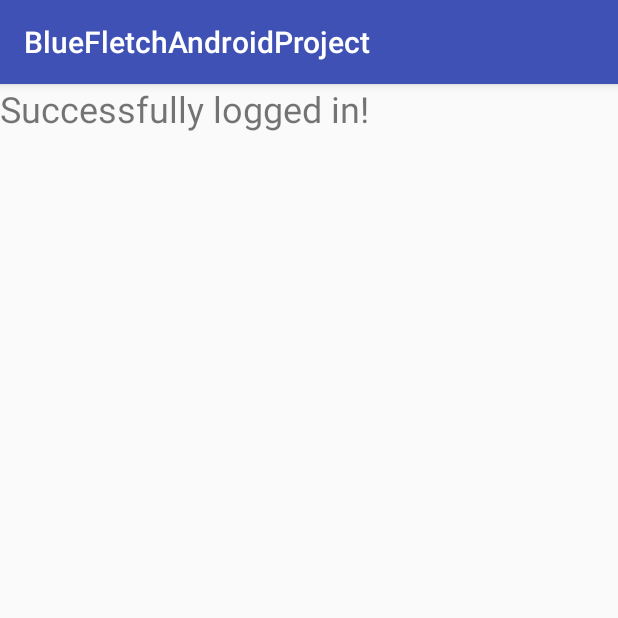
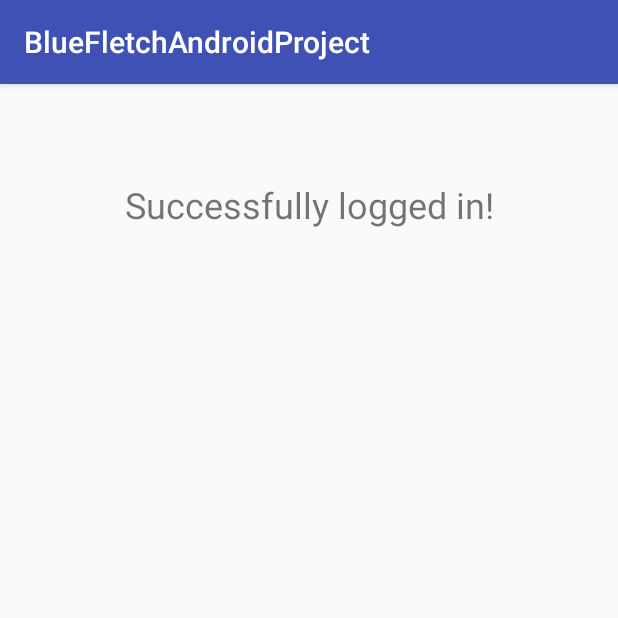
Before and after one commit to ajmeyers/BlueFletchAssignment, an Android app: the AppActivity screen opened directly, with no data from a screen before it, on a phone screen of 412 x 824 dp, the top half of it. Run offline under Robolectric (Android 15) with nearby library versions, the phone set to English and light mode, and no system bars.

Commit message:
Testing 1st Build

```diff
--- a/app/src/main/java/com/example/bluefletchandroidproject/MainActivity.java
+++ b/app/src/main/java/com/example/bluefletchandroidproject/MainActivity.java
@@ -26,7 +26,7 @@ public class MainActivity extends AppCompatActivity {
         Info = (TextView)findViewById(R.id.tvInfo);
         Login = (Button)findViewById(R.id.btnLogin);
 
-        Info.setText("No. of attemps remaining: 5");
+        Info.setText("No. of attempts remaining: 5");
 
         /* Setting up Listener for Login button */
         Login.setOnClickListener(new View.OnClickListener() {
--- a/app/src/main/res/layout/activity_app.xml
+++ b/app/src/main/res/layout/activity_app.xml
@@ -10,8 +10,13 @@
         android:id="@+id/textView"
         android:layout_width="wrap_content"
         android:layout_height="wrap_content"
+        android:layout_marginEnd="8dp"
+        android:layout_marginStart="8dp"
+        android:layout_marginTop="64dp"
         android:text="Successfully logged in!"
         android:textSize="24sp"
-        tools:layout_editor_absoluteX="71dp"
-        tools:layout_editor_absoluteY="73dp" />
+        app:layout_constraintEnd_toEndOf="parent"
+        app:layout_constraintHorizontal_bias="0.504"
+        app:layout_constraintStart_toStartOf="parent"
+        app:layout_constraintTop_toTopOf="parent" />
 </android.support.constraint.ConstraintLayout>
--- a/app/src/main/res/layout/activity_main.xml
+++ b/app/src/main/res/layout/activity_main.xml
@@ -80,7 +80,7 @@
         android:layout_marginEnd="8dp"
         android:layout_marginStart="8dp"
         android:layout_marginTop="8dp"
-        android:text="No. of attemps remaining: "
+        android:text="No. of attempts remaining: "
         app:layout_constraintBottom_toBottomOf="parent"
         app:layout_constraintEnd_toEndOf="parent"
         app:layout_constraintStart_toStartOf="parent"
```
